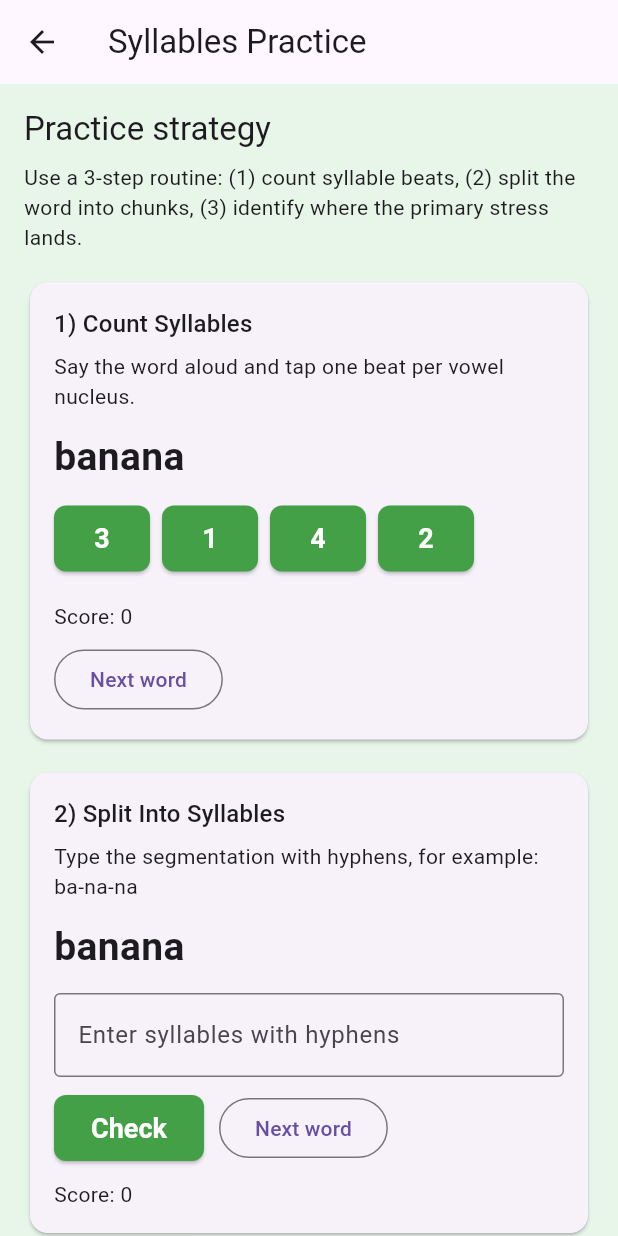
After one commit to BhuvanK123/LIN101-Study-Hub, a Flutter app: the SyllablesPage screen opened by its route, on a phone screen of 412 x 824 dp. The commit adds this screen. Run offline on Flutter 3.47's test engine with Material 3 defaults, Android fonts, the phone set to English and light mode, and no system bars.

Commit message:
added syllables practice

```diff
--- a/lib/homepage.dart
+++ b/lib/homepage.dart
@@ -5,6 +5,7 @@ class HomePage extends StatelessWidget {
 
   final List<Map<String, String>> features = [
     {'title': 'Phonetics', 'route': '/phonetics'},
+    {'title': 'Syllables Practice', 'route': '/syllables'},
     {'title': 'Morphology', 'route': '/morphology'},
   ];
 
@@ -40,10 +41,7 @@ class HomePage extends StatelessWidget {
               const SizedBox(height: 12),
               const Text(
                 'Choose a topic to begin',
-                style: TextStyle(
-                  fontSize: 18,
-                  color: Colors.black87,
-                ),
+                style: TextStyle(fontSize: 18, color: Colors.black87),
               ),
               const SizedBox(height: 32),
               ...features.map((feature) {
@@ -56,7 +54,7 @@ class HomePage extends StatelessWidget {
                     child: Text(feature['title']!),
                   ),
                 );
-              }).toList(),
+              }),
             ],
           ),
         ),
--- a/lib/main.dart
+++ b/lib/main.dart
@@ -2,6 +2,7 @@ import 'package:flutter/material.dart';
 import 'package:lin101_prep/pages/phonetics_flashcards_page.dart';
 import 'package:lin101_prep/pages/phonetics_page.dart';
 import 'package:lin101_prep/pages/phonetics_quiz.dart';
+import 'package:lin101_prep/pages/syllables_page.dart';
 import 'homepage.dart';
 
 void main() {
@@ -24,7 +25,7 @@ class Lin101App extends StatelessWidget {
             backgroundColor: Colors.green[600],
             foregroundColor: Colors.white,
             shape: RoundedRectangleBorder(
-              borderRadius: BorderRadius.circular(8)
+              borderRadius: BorderRadius.circular(8),
             ),
             minimumSize: Size(double.infinity, 60),
             padding: EdgeInsets.symmetric(horizontal: 24),
@@ -37,15 +38,16 @@ class Lin101App extends StatelessWidget {
         '/phonetics': (context) => PhoneticsPage(),
         '/p_flashcards': (context) => PhoneticsFlashcardsPage(),
         '/p_quiz': (context) => PhoneticsQuiz(),
+        '/syllables': (context) => SyllablesPage(),
         '/morphology': (context) => MorphologyPage(),
       },
     );
   }
 }
 
+class MorphologyPage extends StatelessWidget {
+  const MorphologyPage({super.key});
 
-
-class MorphologyPage extends StatelessWidget {
   @override
   Widget build(BuildContext context) {
     return Scaffold(
--- /dev/null
+++ b/lib/pages/syllables_page.dart
@@ -0,0 +1,400 @@
+import 'dart:math';
+
+import 'package:flutter/material.dart';
+
+class SyllablesPage extends StatefulWidget {
+  const SyllablesPage({super.key});
+
+  @override
+  State<SyllablesPage> createState() => _SyllablesPageState();
+}
+
+class _SyllablesPageState extends State<SyllablesPage> {
+  final List<SyllableItem> _items = const [
+    SyllableItem(
+      word: 'banana',
+      syllables: ['ba', 'na', 'na'],
+      stressedIndex: 1,
+    ),
+    SyllableItem(
+      word: 'computer',
+      syllables: ['com', 'pu', 'ter'],
+      stressedIndex: 1,
+    ),
+    SyllableItem(
+      word: 'linguistics',
+      syllables: ['lin', 'guis', 'tics'],
+      stressedIndex: 1,
+    ),
+    SyllableItem(
+      word: 'phonology',
+      syllables: ['pho', 'nol', 'o', 'gy'],
+      stressedIndex: 1,
+    ),
+    SyllableItem(
+      word: 'analysis',
+      syllables: ['a', 'na', 'ly', 'sis'],
+      stressedIndex: 2,
+    ),
+    SyllableItem(
+      word: 'syllable',
+      syllables: ['syl', 'la', 'ble'],
+      stressedIndex: 0,
+    ),
+    SyllableItem(
+      word: 'language',
+      syllables: ['lan', 'guage'],
+      stressedIndex: 0,
+    ),
+    SyllableItem(
+      word: 'photograph',
+      syllables: ['pho', 'to', 'graph'],
+      stressedIndex: 0,
+    ),
+  ];
+
+  final Random _random = Random();
+  final TextEditingController _splitController = TextEditingController();
+
+  final Map<int, List<int>> _countChoicesCache = {};
+
+  int _countIndex = 0;
+  int _countCorrect = 0;
+  bool _countAnswered = false;
+  String? _countFeedback;
+
+  int _splitIndex = 0;
+  int _splitCorrect = 0;
+  String? _splitFeedback;
+
+  int _stressIndex = 0;
+  int _stressCorrect = 0;
+  int? _selectedStress;
+  String? _stressFeedback;
+
+  @override
+  void dispose() {
+    _splitController.dispose();
+    super.dispose();
+  }
+
+  List<int> _getCountChoices(int index) {
+    return _countChoicesCache.putIfAbsent(index, () {
+      final target = _items[index].syllableCount;
+      final choices = <int>{target, max(1, target - 1), target + 1};
+
+      while (choices.length < 4) {
+        choices.add(1 + _random.nextInt(5));
+      }
+
+      final list = choices.toList()..shuffle(_random);
+      return list;
+    });
+  }
+
+  void _checkCountAnswer(int choice) {
+    if (_countAnswered) return;
+
+    final target = _items[_countIndex].syllableCount;
+    final isCorrect = choice == target;
+
+    setState(() {
+      _countAnswered = true;
+      if (isCorrect) {
+        _countCorrect++;
+        _countFeedback =
+            'Correct. ${_items[_countIndex].word} has $target syllables.';
+      } else {
+        _countFeedback =
+            'Not quite. ${_items[_countIndex].word} has $target syllables.';
+      }
+    });
+  }
+
+  void _nextCountQuestion() {
+    setState(() {
+      _countIndex = (_countIndex + 1) % _items.length;
+      _countAnswered = false;
+      _countFeedback = null;
+    });
+  }
+
+  String _normalizeSegmentation(String input) {
+    final normalized = input
+        .trim()
+        .toLowerCase()
+        .replaceAll(RegExp(r'[\s_/]+'), '-')
+        .replaceAll(RegExp(r'-+'), '-');
+    return normalized;
+  }
+
+  void _checkSplitAnswer() {
+    final current = _items[_splitIndex];
+    final user = _normalizeSegmentation(_splitController.text);
+    final expected = current.hyphenated;
+    final isCorrect = user == expected;
+
+    setState(() {
+      if (isCorrect) {
+        _splitCorrect++;
+        _splitFeedback = 'Nice work. ${current.word} -> $expected';
+      } else {
+        _splitFeedback = 'Try again. One correct split is: $expected';
+      }
+    });
+  }
+
+  void _nextSplitQuestion() {
+    setState(() {
+      _splitIndex = (_splitIndex + 1) % _items.length;
+      _splitFeedback = null;
+      _splitController.clear();
+    });
+  }
+
+  void _checkStressAnswer() {
+    if (_selectedStress == null) {
+      setState(() {
+        _stressFeedback = 'Select a syllable first.';
+      });
+      return;
+    }
+
+    final current = _items[_stressIndex];
+    final isCorrect = _selectedStress == current.stressedIndex;
+
+    setState(() {
+      if (isCorrect) {
+        _stressCorrect++;
+        _stressFeedback =
+            'Correct. Stress is on "${current.syllables[current.stressedIndex]}".';
+      } else {
+        _stressFeedback =
+            'Not quite. Stress is on "${current.syllables[current.stressedIndex]}".';
+      }
+    });
+  }
+
+  void _nextStressQuestion() {
+    setState(() {
+      _stressIndex = (_stressIndex + 1) % _items.length;
+      _selectedStress = null;
+      _stressFeedback = null;
+    });
+  }
+
+  @override
+  Widget build(BuildContext context) {
+    final countItem = _items[_countIndex];
+    final splitItem = _items[_splitIndex];
+    final stressItem = _items[_stressIndex];
+    final countChoices = _getCountChoices(_countIndex);
+
+    return Scaffold(
+      appBar: AppBar(title: const Text('Syllables Practice')),
+      body: SingleChildScrollView(
+        padding: const EdgeInsets.all(16),
+        child: Column(
+          crossAxisAlignment: CrossAxisAlignment.start,
+          children: [
+            Text(
+              'Practice strategy',
+              style: Theme.of(context).textTheme.titleLarge,
+            ),
+            const SizedBox(height: 8),
+            const Text(
+              'Use a 3-step routine: (1) count syllable beats, (2) split the word into chunks, (3) identify where the primary stress lands.',
+            ),
+            const SizedBox(height: 16),
+
+            Card(
+              child: Padding(
+                padding: const EdgeInsets.all(16),
+                child: Column(
+                  crossAxisAlignment: CrossAxisAlignment.start,
+                  children: [
+                    Text(
+                      '1) Count Syllables',
+                      style: Theme.of(context).textTheme.titleMedium,
+                    ),
+                    const SizedBox(height: 6),
+                    const Text(
+                      'Say the word aloud and tap one beat per vowel nucleus.',
+                    ),
+                    const SizedBox(height: 12),
+                    Text(
+                      countItem.word,
+                      style: const TextStyle(
+                        fontSize: 26,
+                        fontWeight: FontWeight.bold,
+                      ),
+                    ),
+                    const SizedBox(height: 12),
+                    Wrap(
+                      spacing: 8,
+                      runSpacing: 8,
+                      children: countChoices.map((choice) {
+                        return ElevatedButton(
+                          style: ElevatedButton.styleFrom(
+                            minimumSize: const Size(64, 44),
+                            padding: const EdgeInsets.symmetric(horizontal: 18),
+                          ),
+                          onPressed: () => _checkCountAnswer(choice),
+                          child: Text('$choice'),
+                        );
+                      }).toList(),
+                    ),
+                    const SizedBox(height: 10),
+                    if (_countFeedback != null) Text(_countFeedback!),
+                    const SizedBox(height: 8),
+                    Text('Score: $_countCorrect'),
+                    const SizedBox(height: 8),
+                    OutlinedButton(
+                      onPressed: _nextCountQuestion,
+                      child: const Text('Next word'),
+                    ),
+                  ],
+                ),
+              ),
+            ),
+
+            const SizedBox(height: 14),
+
+            Card(
+              child: Padding(
+                padding: const EdgeInsets.all(16),
+                child: Column(
+                  crossAxisAlignment: CrossAxisAlignment.start,
+                  children: [
+                    Text(
+                      '2) Split Into Syllables',
+                      style: Theme.of(context).textTheme.titleMedium,
+                    ),
+                    const SizedBox(height: 6),
+                    const Text(
+                      'Type the segmentation with hyphens, for example: ba-na-na',
+                    ),
+                    const SizedBox(height: 12),
+                    Text(
+                      splitItem.word,
+                      style: const TextStyle(
+                        fontSize: 26,
+                        fontWeight: FontWeight.bold,
+                      ),
+                    ),
+                    const SizedBox(height: 12),
+                    TextField(
+                      controller: _splitController,
+                      decoration: const InputDecoration(
+                        border: OutlineInputBorder(),
+                        hintText: 'Enter syllables with hyphens',
+                      ),
+                    ),
+                    const SizedBox(height: 10),
+                    Row(
+                      children: [
+                        ElevatedButton(
+                          style: ElevatedButton.styleFrom(
+                            minimumSize: const Size(100, 44),
+                          ),
+                          onPressed: _checkSplitAnswer,
+                          child: const Text('Check'),
+                        ),
+                        const SizedBox(width: 10),
+                        OutlinedButton(
+                          onPressed: _nextSplitQuestion,
+                          child: const Text('Next word'),
+                        ),
+                      ],
+                    ),
+                    const SizedBox(height: 10),
+                    if (_splitFeedback != null) Text(_splitFeedback!),
+                    Text('Score: $_splitCorrect'),
+                  ],
+                ),
+              ),
+            ),
+
+            const SizedBox(height: 14),
+
+            Card(
+              child: Padding(
+                padding: const EdgeInsets.all(16),
+                child: Column(
+                  crossAxisAlignment: CrossAxisAlignment.start,
+                  children: [
+                    Text(
+                      '3) Find Primary Stress',
+                      style: Theme.of(context).textTheme.titleMedium,
+                    ),
+                    const SizedBox(height: 6),
+                    const Text('Select the syllable that sounds strongest.'),
+                    const SizedBox(height: 12),
+                    Text(
+                      stressItem.word,
+                      style: const TextStyle(
+                        fontSize: 26,
+                        fontWeight: FontWeight.bold,
+                      ),
+                    ),
+                    const SizedBox(height: 12),
+                    Wrap(
+                      spacing: 8,
+                      runSpacing: 8,
+                      children: List.generate(stressItem.syllables.length, (i) {
+                        return ChoiceChip(
+                          label: Text('${i + 1}. ${stressItem.syllables[i]}'),
+                          selected: _selectedStress == i,
+                          onSelected: (_) {
+                            setState(() {
+                              _selectedStress = i;
+                            });
+                          },
+                        );
+                      }),
+                    ),
+                    const SizedBox(height: 10),
+                    Row(
+                      children: [
+                        ElevatedButton(
+                          style: ElevatedButton.styleFrom(
+                            minimumSize: const Size(140, 44),
+                          ),
+                          onPressed: _checkStressAnswer,
+                          child: const Text('Check stress'),
+                        ),
+                        const SizedBox(width: 10),
+                        OutlinedButton(
+                          onPressed: _nextStressQuestion,
+                          child: const Text('Next word'),
+                        ),
+                      ],
+                    ),
+                    const SizedBox(height: 10),
+                    if (_stressFeedback != null) Text(_stressFeedback!),
+                    Text('Score: $_stressCorrect'),
+                  ],
+                ),
+              ),
+            ),
+          ],
+        ),
+      ),
+    );
+  }
+}
+
+class SyllableItem {
+  const SyllableItem({
+    required this.word,
+    required this.syllables,
+    required this.stressedIndex,
+  });
+
+  final String word;
+  final List<String> syllables;
+  final int stressedIndex;
+
+  int get syllableCount => syllables.length;
+  String get hyphenated => syllables.join('-');
+}
```
Also changed, not shown: 2 other files.
